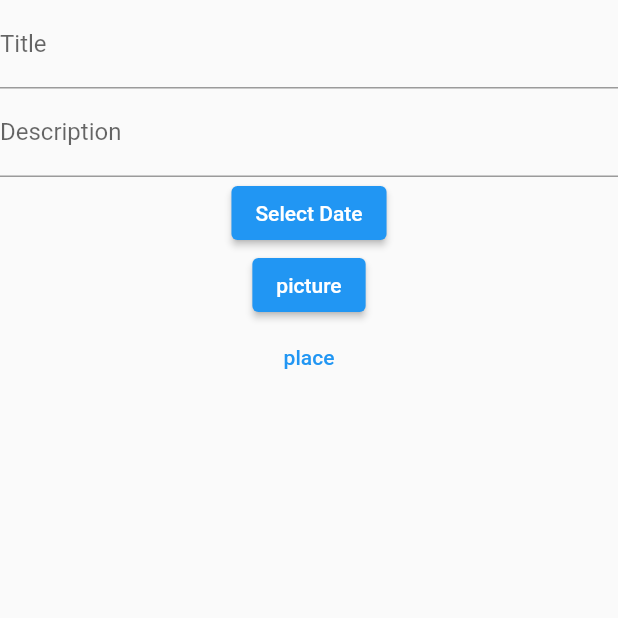
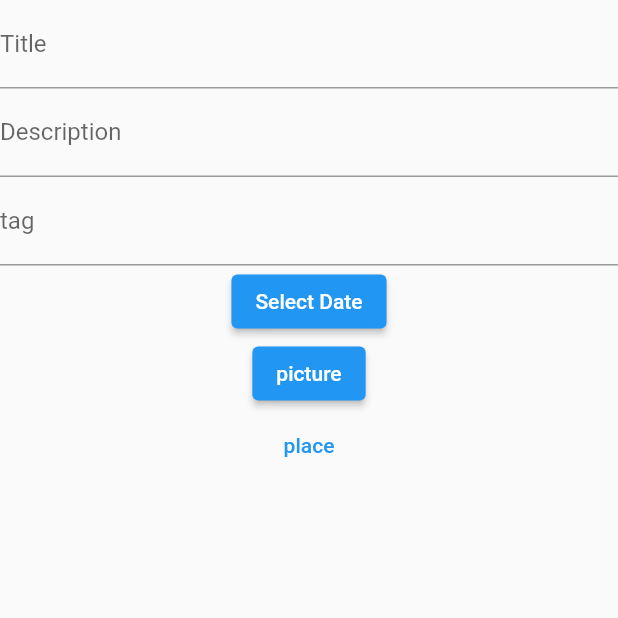
Before and after one commit to WyattWantsToCode/WaffleJetApp, a Flutter app: the screen it shows after launch, after a tap on "Event Create", on a phone screen of 412 x 824 dp, the top half of it. Run offline on Flutter 3.47's test engine with Material 2 defaults, Android fonts, the phone set to English and light mode, and no system bars; our stand-ins replace cloud_firestore, file_picker, firebase_core, firebase_storage, image_picker, table_calendar; accounts and stored records are empty.

Commit message:
added tags to event class

```diff
--- a/lib/create_events/create_event_screen.dart
+++ b/lib/create_events/create_event_screen.dart
@@ -15,6 +15,7 @@ class CreateEventScreen extends StatefulWidget {
 class _CreateEventScreenState extends State<CreateEventScreen> {
   TextEditingController titleController = TextEditingController();
   TextEditingController descriptionController = TextEditingController();
+  TextEditingController tagController = TextEditingController();
 
   @override
   Widget build(BuildContext context) {
@@ -24,6 +25,7 @@ class _CreateEventScreenState extends State<CreateEventScreen> {
         children: [
           textInputField("Title", titleController),
           textInputField("Description", descriptionController),
+          textInputField("tag", tagController),
           ElevatedButton(
               onPressed: () {
                 selectDate(context);
@@ -40,7 +42,9 @@ class _CreateEventScreenState extends State<CreateEventScreen> {
                     id: uuid,
                     title: titleController.text,
                     startTime: selectedDate,
-                    description: descriptionController.text));
+                    description: descriptionController.text,
+                    tag: tagController.text
+                    ));
               },
               child: Text("place")),
         ],
--- a/lib/firebase.dart
+++ b/lib/firebase.dart
@@ -6,47 +6,54 @@ Event mockEventOne = Event(
     id: "1",
     title: "Crew night",
     startTime: DateTime.utc(2022, 7, 17),
-    description: "description");
+    description: "description",
+    tag: "Tag1");
 Event mockEventTwo = Event(
     id: "2",
     title: "Fun n' Mud",
     startTime: DateTime.utc(2022, 7, 18),
-    description: "2 description");
+    description: "2 description",
+    tag: "Tag2");
 
 class Event {
   String id;
   String title;
   DateTime startTime;
   String description;
+  String tag;
 
   Event(
       {required this.id,
       required this.title,
       required this.startTime,
-      required this.description});
+      required this.description,
+      required this.tag});
 }
 
 Map<String, dynamic> eventToMap(Event event) {
+
+
   return {
     "id": event.id,
     "title": event.title,
-    "startTime": event.startTime,
-    "description": event.description
+    "startTime": Timestamp.fromDate(event.startTime),
+    "description": event.description,
+    "tag": event.tag
   };
 }
 
 Event mapToEvent(Map<String, dynamic> map) {
+
   return Event(
       id: map["id"],
       title: map["title"],
-      startTime: map["startTime"],
-      description: map["description"]);
+      startTime: DateTime.fromMicrosecondsSinceEpoch(map["startTime"].microsecondsSinceEpoch),
+      description: map["description"],
+      tag: map["tag"]);
 }
 
 void addEventToFirestore(Event event) {
-
-   db.collection("Events").doc(event.id).set((eventToMap(event)));
-
+  db.collection("Events").doc(event.id).set((eventToMap(event)));
 }
 
 Future<List<Event>> getAllEventsFromDB() async {
@@ -58,3 +65,19 @@ Future<List<Event>> getAllEventsFromDB() async {
   });
   return list;
 }
+
+Future<List<Event>> getEventsByTag(String tag) async {
+  List<Event> list = <Event>[];
+
+  await db
+      .collection("Events")
+      .where("tag", isEqualTo: tag)
+      .get()
+      .then((value) {
+    for (var doc in value.docs) {
+      list.add(mapToEvent(doc.data()));
+    }
+  });
+
+  return list;
+}
--- a/lib/home/home_screen.dart
+++ b/lib/home/home_screen.dart
@@ -59,13 +59,33 @@ Widget eventSection(BuildContext context) {
             style: styleTitle,
           )),
         ),
-        Row(
-          mainAxisSize: MainAxisSize.max,
-          mainAxisAlignment: MainAxisAlignment.spaceEvenly,
-          children: [
-            homeEvent(context, mockEventOne),
-            homeEvent(context, mockEventTwo)
-          ],
+        FutureBuilder(
+          future: getEventsByTag("event"),
+          builder: ((context, snapshot) {
+            if (snapshot.connectionState == ConnectionState.done) {
+              if (snapshot.hasError) {
+                return const Center(
+                  child: Text("Error"),
+                );
+              } else if (snapshot.hasData) {
+                List<Widget> widgetList = <Widget>[];
+
+                for (var event in snapshot.data as List<Event>) {
+                  widgetList.add(homeEvent(context, event));
+                }
+
+                return Row(
+                  mainAxisSize: MainAxisSize.max,
+                  mainAxisAlignment: MainAxisAlignment.spaceEvenly,
+                  children: widgetList,
+                );
+              }
+            }
+
+            return const Center(
+              child: CircularProgressIndicator(),
+            );
+          }),
         )
       ],
     ),
--- a/lib/storage.dart
+++ b/lib/storage.dart
@@ -10,7 +10,7 @@ import 'package:qc_collegeandcareer/firebase.dart';
 final storage = FirebaseStorage.instance.ref();
 
 Future<String> getImageURL(Event event) async {
-  String string = await storage.child("1d3b94d0-079c-11ed-9580-8145ce3ac963").getDownloadURL();
+  String string = await storage.child(event.id).getDownloadURL();
   return string;
 }
 
```
